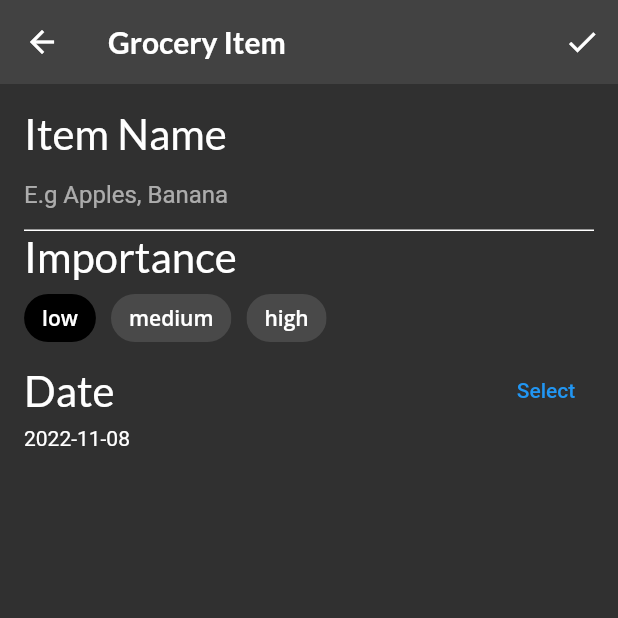
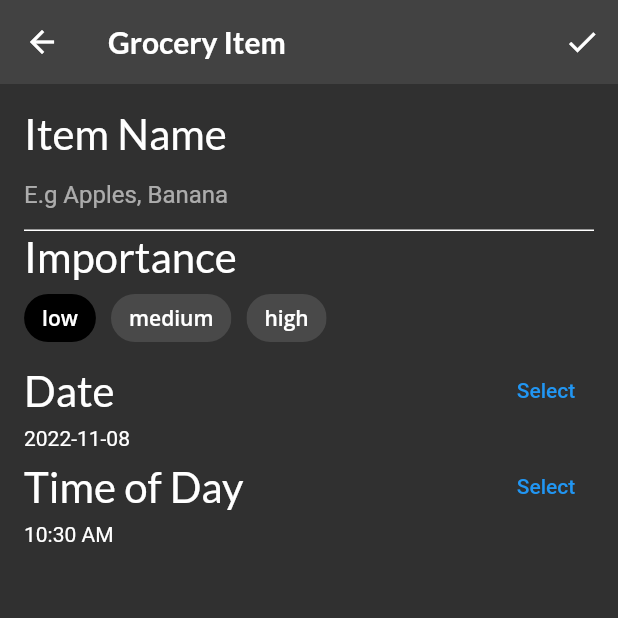
Before and after one commit to okellomano/Fooder, a Flutter app: the screen it shows after launch, item 3 of the bottom bar chosen, after a tap on the "add" icon, on a phone screen of 412 x 824 dp, the top half of it. Run offline on Flutter 3.47's test engine with Material 2 defaults, Android fonts, the phone set to English and light mode, and no system bars; our stand-ins replace flutter_colorpicker, google_fonts.

```diff
--- a/lib/screens/grocery_item_screen.dart
+++ b/lib/screens/grocery_item_screen.dart
@@ -100,7 +100,7 @@ class _GroceryItemScreenState extends State<GroceryItemScreen> {
             buildNameField(),
             buildImportanceField(),
             buildDateField(context),
-            //add time picker
+            buildTimeField(context),
             //add color picker
             //add slider
             //add grocery tile
@@ -222,4 +222,36 @@ class _GroceryItemScreenState extends State<GroceryItemScreen> {
       ],
     );
   }
+
+  Widget buildTimeField(BuildContext context) {
+    return Column(
+      crossAxisAlignment: CrossAxisAlignment.start,
+      children: [
+        Row(
+          mainAxisAlignment: MainAxisAlignment.spaceBetween,
+          children: [
+            Text(
+              'Time of Day',
+              style: GoogleFonts.lato(fontSize: 28.0),
+            ),
+            TextButton(
+              child: const Text('Select'),
+              onPressed: () async {
+                final timeOfDay = await showTimePicker(
+                  initialTime: TimeOfDay.now(),
+                  context: context,
+                );
+                setState(() {
+                  if (timeOfDay != null) {
+                    _timeOfDay = timeOfDay;
+                  }
+                });
+              },
+            ),
+          ],
+        ),
+        if (_timeOfDay != null) Text('${_timeOfDay.format(context)}'),
+      ],
+    );
+  }
 }
```
